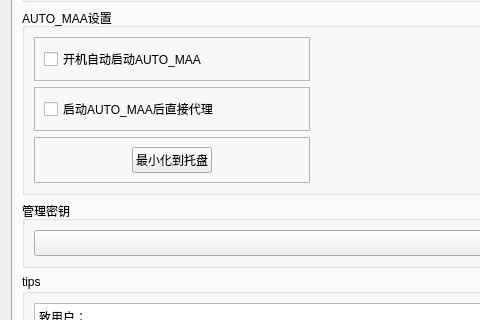
The window that gui/ui/main.ui (AUTO-MAS-Project/AUTO-MAS) describes before a commit, drawn with Qt 5; both pictures show x 0 to 480 and y 221 to 541 of the 1218 by 776 pixel window.
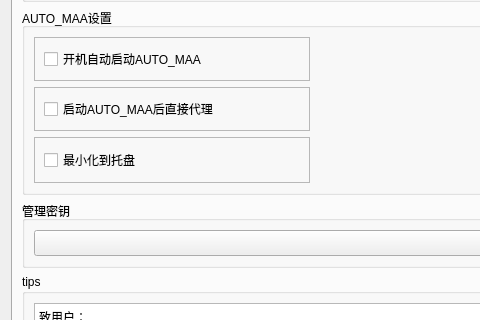
The same window after the commit. The open tabs and pages were chosen to show the change.

Commit message: 优化记忆窗口与最小化到托盘的体验

Diff of the .ui file:
```diff
--- a/gui/ui/main.ui
+++ b/gui/ui/main.ui
@@ -1236,33 +1236,20 @@
             </property>
             <layout class="QHBoxLayout" name="horizontalLayout_23">
              <item>
-              <spacer name="horizontalSpacer_17">
-               <property name="orientation">
-                <enum>Qt::Orientation::Horizontal</enum>
-               </property>
-               <property name="sizeHint" stdset="0">
-                <size>
-                 <width>40</width>
-                 <height>20</height>
-                </size>
-               </property>
-              </spacer>
-             </item>
-             <item>
-              <widget class="QPushButton" name="pushButton_show_tray">
+              <widget class="QCheckBox" name="checkBox_iftotray">
                <property name="text">
                 <string>最小化到托盘</string>
                </property>
               </widget>
              </item>
              <item>
-              <spacer name="horizontalSpacer_18">
+              <spacer name="horizontalSpacer_17">
                <property name="orientation">
                 <enum>Qt::Orientation::Horizontal</enum>
                </property>
                <property name="sizeHint" stdset="0">
                 <size>
-                 <width>40</width>
+                 <width>149</width>
                  <height>20</height>
                 </size>
                </property>
```
Left out of the diff: 8 changed lines with no effect on the pictures. The commit also changes 2 other files.
